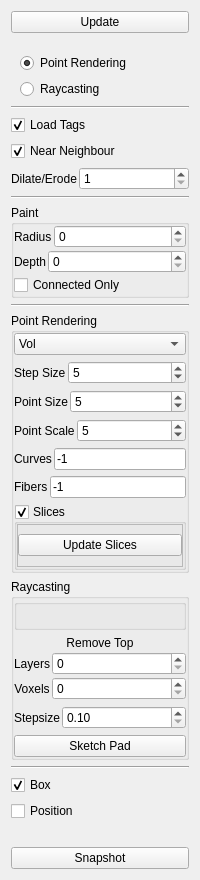
nci/drishti, file tools/paint/viewermenu.ui: the form before one commit.
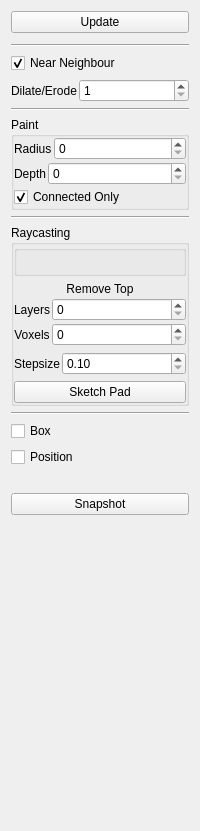
The form after the commit.

The edit to the form file:
```diff
--- a/tools/paint/viewermenu.ui
+++ b/tools/paint/viewermenu.ui
@@ -55,32 +55,6 @@
      </property>
     </spacer>
    </item>
-   <item>
-    <widget class="QFrame" name="renderOption">
-     <layout class="QVBoxLayout" name="verticalLayout_7">
-      <property name="bottomMargin">
-       <number>1</number>
-      </property>
-      <item>
-       <widget class="QRadioButton" name="pointRender">
-        <property name="text">
-         <string>Point Rendering</string>
-        </property>
-        <property name="checked">
-         <bool>true</bool>
-        </property>
-       </widget>
-      </item>
-      <item>
-       <widget class="QRadioButton" name="raycastRender">
-        <property name="text">
-         <string>Raycasting</string>
-        </property>
-       </widget>
-      </item>
-     </layout>
-    </widget>
-   </item>
    <item>
     <widget class="Line" name="line_3">
      <property name="orientation">
@@ -88,16 +62,6 @@
      </property>
     </widget>
    </item>
-   <item>
-    <widget class="QCheckBox" name="useMask">
-     <property name="text">
-      <string>Load Tags</string>
-     </property>
-     <property name="checked">
-      <bool>true</bool>
-     </property>
-    </widget>
-   </item>
    <item>
     <widget class="QCheckBox" name="nearest">
      <property name="text">
@@ -202,6 +166,9 @@
         <property name="text">
          <string>Connected Only</string>
         </property>
+        <property name="checked">
+         <bool>true</bool>
+        </property>
        </widget>
       </item>
      </layout>
@@ -214,257 +181,6 @@
      </property>
     </widget>
    </item>
-   <item>
-    <widget class="QGroupBox" name="pointParam">
-     <property name="sizePolicy">
-      <sizepolicy hsizetype="Preferred" vsizetype="Preferred">
-       <horstretch>0</horstretch>
-       <verstretch>0</verstretch>
-      </sizepolicy>
-     </property>
-     <property name="title">
-      <string>Point Rendering</string>
-     </property>
-     <layout class="QVBoxLayout" name="verticalLayout_6">
-      <property name="spacing">
-       <number>6</number>
-      </property>
-      <property name="leftMargin">
-       <number>0</number>
-      </property>
-      <property name="topMargin">
-       <number>0</number>
-      </property>
-      <property name="rightMargin">
-       <number>0</number>
-      </property>
-      <property name="bottomMargin">
-       <number>0</number>
-      </property>
-      <item>
-       <widget class="QComboBox" name="voxchoice">
-        <property name="sizePolicy">
-         <sizepolicy hsizetype="Minimum" vsizetype="Fixed">
-          <horstretch>0</horstretch>
-          <verstretch>0</verstretch>
-         </sizepolicy>
-        </property>
-        <item>
-         <property name="text">
-          <string>Vol</string>
-         </property>
-        </item>
-        <item>
-         <property name="text">
-          <string>Tags</string>
-         </property>
-        </item>
-       </widget>
-      </item>
-      <item>
-       <layout class="QHBoxLayout" name="horizontalLayout" stretch="0,1">
-        <property name="spacing">
-         <number>2</number>
-        </property>
-        <item>
-         <widget class="QLabel" name="label">
-          <property name="text">
-           <string>Step Size</string>
-          </property>
-         </widget>
-        </item>
-        <item>
-         <widget class="QSpinBox" name="interval">
-          <property name="maximum">
-           <number>20</number>
-          </property>
-          <property name="value">
-           <number>5</number>
-          </property>
-         </widget>
-        </item>
-       </layout>
-      </item>
-      <item>
-       <layout class="QHBoxLayout" name="horizontalLayout_2" stretch="0,1">
-        <property name="spacing">
-         <number>2</number>
-        </property>
-        <item>
-         <widget class="QLabel" name="label_2">
-          <property name="text">
-           <string>Point Size</string>
-          </property>
-         </widget>
-        </item>
-        <item>
-         <widget class="QSpinBox" name="ptsize">
-          <property name="minimum">
-           <number>1</number>
-          </property>
-          <property name="maximum">
-           <number>20</number>
-          </property>
-          <property name="value">
-           <number>5</number>
-          </property>
-         </widget>
-        </item>
-       </layout>
-      </item>
-      <item>
-       <layout class="QHBoxLayout" name="horizontalLayout_6" stretch="0,1">
-        <property name="spacing">
-         <number>2</number>
-        </property>
-        <property name="topMargin">
-         <number>0</number>
-        </property>
-        <item>
-         <widget class="QLabel" name="label_6">
-          <property name="text">
-           <string>Point Scale</string>
-          </property>
-         </widget>
-        </item>
-        <item>
-         <widget class="QSpinBox" name="ptscaling">
-          <property name="minimum">
-           <number>1</number>
-          </property>
-          <property name="value">
-           <number>5</number>
-          </property>
-         </widget>
-        </item>
-       </layout>
-      </item>
-      <item>
-       <layout class="QHBoxLayout" name="horizontalLayout_4">
-        <property name="spacing">
-         <number>2</number>
-        </property>
-        <property name="topMargin">
-         <number>0</number>
-        </property>
-        <item>
-         <widget class="QLabel" name="label_4">
-          <property name="text">
-           <string>Curves</string>
-          </property>
-         </widget>
-        </item>
-        <item>
-         <widget class="QLineEdit" name="curvetags">
-          <property name="text">
-           <string>-1</string>
-          </property>
-         </widget>
-        </item>
-       </layout>
-      </item>
-      <item>
-       <layout class="QHBoxLayout" name="horizontalLayout_5">
-        <property name="spacing">
-         <number>2</number>
-        </property>
-        <property name="topMargin">
-         <number>0</number>
-        </property>
-        <item>
-         <widget class="QLabel" name="label_5">
-          <property name="text">
-           <string>Fibers</string>
-          </property>
-         </widget>
-        </item>
-        <item>
-         <widget class="QLineEdit" name="fibertags">
-          <property name="text">
-           <string>-1</string>
-          </property>
-         </widget>
-        </item>
-       </layout>
-      </item>
-      <item>
-       <widget class="QGroupBox" name="slicesBox">
-        <property name="sizePolicy">
-         <sizepolicy hsizetype="Preferred" vsizetype="Preferred">
-          <horstretch>0</horstretch>
-          <verstretch>0</verstretch>
-         </sizepolicy>
-        </property>
-        <property name="title">
-         <string>Slices</string>
-        </property>
-        <property name="checkable">
-         <bool>true</bool>
-        </property>
-        <layout class="QVBoxLayout" name="verticalLayout_3">
-         <property name="spacing">
-          <number>0</number>
-         </property>
-         <property name="leftMargin">
-          <number>0</number>
-         </property>
-         <property name="topMargin">
-          <number>0</number>
-         </property>
-         <property name="rightMargin">
-          <number>0</number>
-         </property>
-         <property name="bottomMargin">
-          <number>0</number>
-         </property>
-         <item>
-          <widget class="QFrame" name="sliceframe">
-           <property name="frameShape">
-            <enum>QFrame::StyledPanel</enum>
-           </property>
-           <property name="frameShadow">
-            <enum>QFrame::Raised</enum>
-           </property>
-           <layout class="QVBoxLayout" name="verticalLayout_2">
-            <property name="spacing">
-             <number>5</number>
-            </property>
-            <property name="leftMargin">
-             <number>0</number>
-            </property>
-            <property name="rightMargin">
-             <number>0</number>
-            </property>
-            <property name="bottomMargin">
-             <number>0</number>
-            </property>
-            <item>
-             <widget class="QPushButton" name="updateSlices">
-              <property name="text">
-               <string>Update Slices</string>
-              </property>
-             </widget>
-            </item>
-            <item>
-             <layout class="QHBoxLayout" name="popupSlices">
-              <property name="topMargin">
-               <number>10</number>
-              </property>
-             </layout>
-            </item>
-           </layout>
-          </widget>
-         </item>
-        </layout>
-       </widget>
-      </item>
-     </layout>
-     <zorder>slicesBox</zorder>
-     <zorder>voxchoice</zorder>
-     <zorder></zorder>
-     <zorder></zorder>
-    </widget>
-   </item>
    <item>
     <widget class="QGroupBox" name="raycastParam">
      <property name="sizePolicy">
@@ -668,7 +384,7 @@
       <string>Box</string>
      </property>
      <property name="checked">
-      <bool>true</bool>
+      <bool>false</bool>
      </property>
     </widget>
    </item>
```
Left out of the diff: 21 changed lines with no effect on the pictures.
